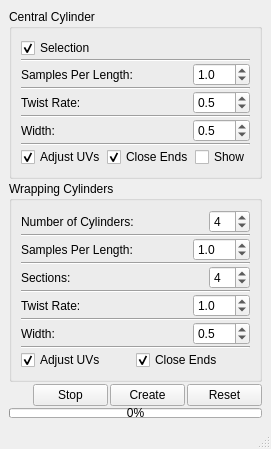
Old version of the form ui/window2.ui in the repository iceanimations/generalizedCylinder.
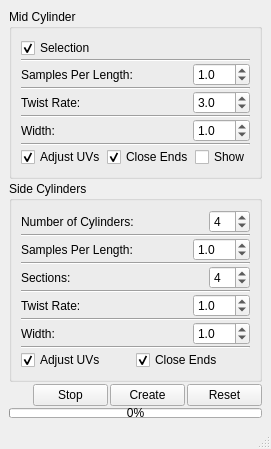
New version of the form.

Commit message: default value specified in the ui file and interface.py for reset button

Patch:
```diff
--- a/ui/window2.ui
+++ b/ui/window2.ui
@@ -21,7 +21,7 @@
     <item>
      <widget class="QGroupBox" name="groupBox">
       <property name="title">
-       <string>Central Cylinder</string>
+       <string>Mid Cylinder</string>
       </property>
       <property name="flat">
        <bool>false</bool>
@@ -131,7 +131,7 @@
             <double>0.100000000000000</double>
            </property>
            <property name="value">
-            <double>0.500000000000000</double>
+            <double>3.000000000000000</double>
            </property>
           </widget>
          </item>
@@ -181,7 +181,7 @@
             <double>0.100000000000000</double>
            </property>
            <property name="value">
-            <double>0.500000000000000</double>
+            <double>1.000000000000000</double>
            </property>
           </widget>
          </item>
@@ -231,7 +231,7 @@
     <item>
      <widget class="QGroupBox" name="groupBox_2">
       <property name="title">
-       <string>Wrapping Cylinders</string>
+       <string>Side Cylinders</string>
       </property>
       <layout class="QVBoxLayout" name="verticalLayout_2">
        <property name="spacing">
@@ -444,7 +444,7 @@
             <double>0.100000000000000</double>
            </property>
            <property name="value">
-            <double>0.500000000000000</double>
+            <double>1.000000000000000</double>
            </property>
           </widget>
          </item>
```
The commit also changes 1 other file.
